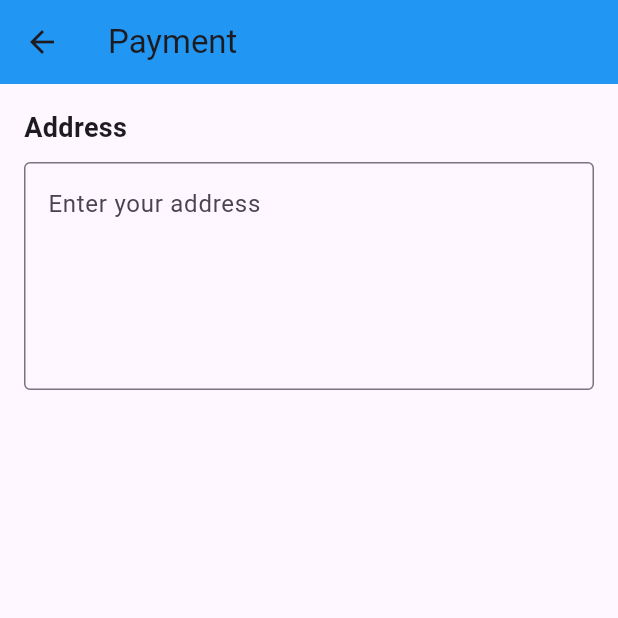
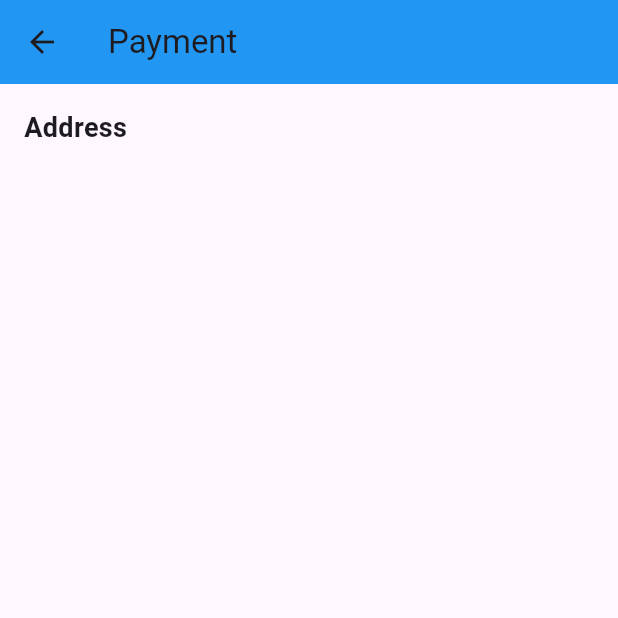
Before and after one commit to hadishamoun1/vesti-app, a Flutter app: the PaymentScreen screen opened directly, on a phone screen of 412 x 824 dp, the top half of it. Run offline on Flutter 3.47's test engine with Material 3 defaults, Android fonts, the phone set to English and light mode, and no system bars; our stand-ins replace geolocator, image_picker, jwt_decoder, permission_handler, shared_preferences; missing offline and left inert: flutter_background_geolocation; accounts and stored records are empty.

Commit message:
Deleted textfield

```diff
--- a/lib/screens/Checkout.dart
+++ b/lib/screens/Checkout.dart
@@ -25,14 +25,7 @@ class _PaymentScreenState extends State<PaymentScreen> {
               style: TextStyle(fontSize: 18, fontWeight: FontWeight.bold),
             ),
             SizedBox(height: 10),
-            TextField(
-              controller: _addressController,
-              decoration: InputDecoration(
-                border: OutlineInputBorder(),
-                hintText: 'Enter your address',
-              ),
-              maxLines: 5, // Allows multiple lines of text
-            ),
+
           ],
         ),
       ),
```
